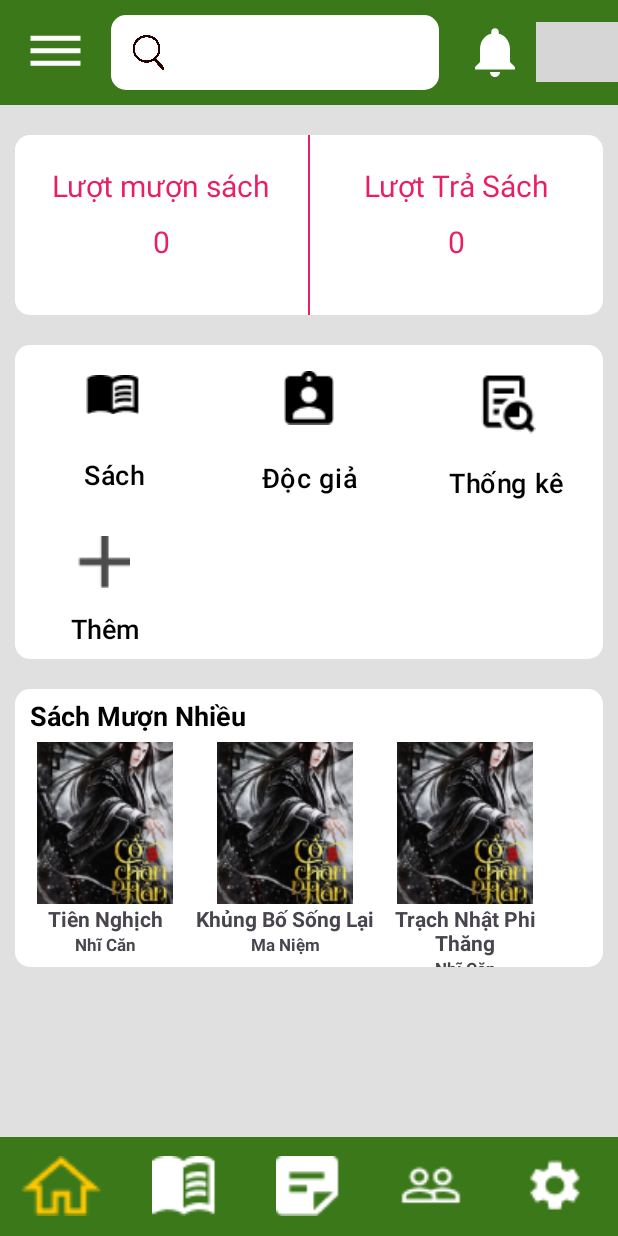
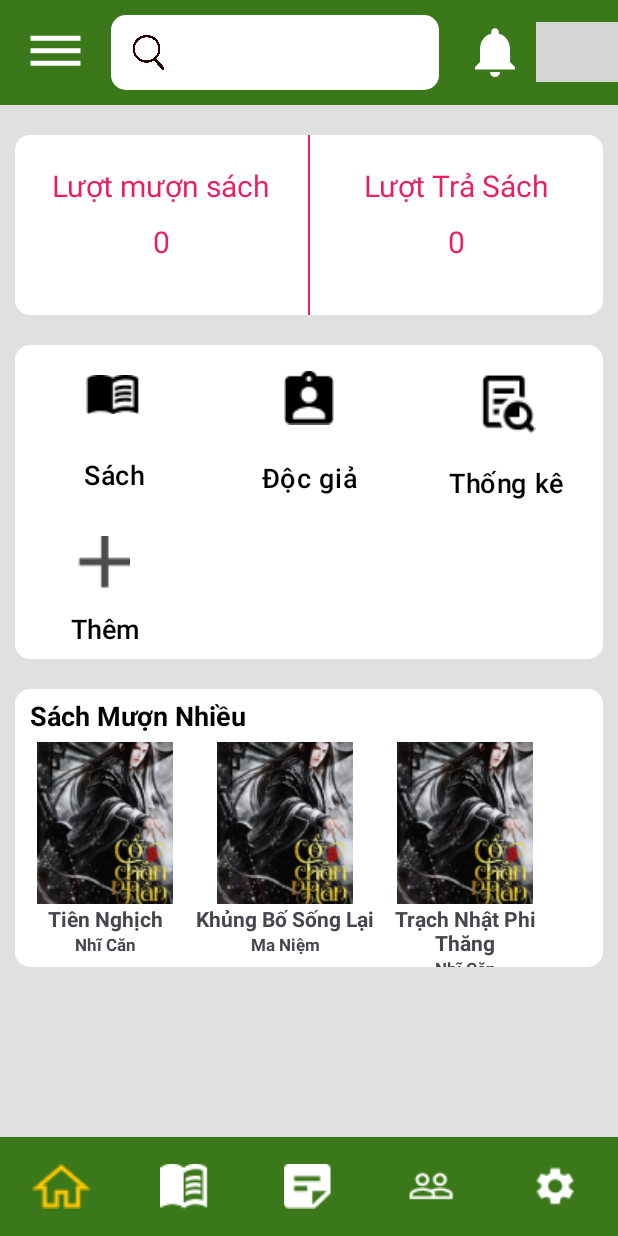
Before and after one commit to phongnh10/Du_An_Mau, an Android app: the screen it shows after launch (MainActivity), on a phone screen of 412 x 824 dp. Run offline under Robolectric (Android 15) with nearby library versions, the phone set to English and light mode, and no system bars; grey boxes are pictures that could not be loaded.

Commit message:
phat da push 9:43

```diff
--- a/app/build.gradle.kts
+++ b/app/build.gradle.kts
@@ -33,6 +33,7 @@ dependencies {
     implementation("androidx.appcompat:appcompat:1.6.1")
     implementation("com.google.android.material:material:1.12.0")
     implementation("androidx.constraintlayout:constraintlayout:2.1.4")
+    implementation("androidx.activity:activity:1.9.0")
     testImplementation("junit:junit:4.13.2")
     androidTestImplementation("androidx.test.ext:junit:1.1.5")
     androidTestImplementation("androidx.test.espresso:espresso-core:3.5.1")
--- a/app/src/main/AndroidManifest.xml
+++ b/app/src/main/AndroidManifest.xml
@@ -13,6 +13,9 @@
         android:theme="@style/Theme.Du_An_Mau"
         tools:targetApi="31">
         <activity
+            android:name=".BookActivity"
+            android:exported="false" />
+        <activity
             android:name=".ChangePasswordActivity"
             android:exported="false" />
         <activity
@@ -21,11 +24,9 @@
         <activity
             android:name=".StartActivity"
             android:exported="false" />
-
         <activity
             android:name=".MainActivity"
             android:exported="true">
-
             <intent-filter>
                 <action android:name="android.intent.action.MAIN" />
 
--- a/app/src/main/java/com/example/du_an_mau/dao/SachDAO.java
+++ b/app/src/main/java/com/example/du_an_mau/dao/SachDAO.java
@@ -21,7 +21,6 @@ public class SachDAO {
         SQLiteDatabase db = dbHelper.getReadableDatabase();
         Cursor cursor = db.rawQuery("SELECT idSach, tenSach, tacGia FROM Sach WHERE soluong < 100", null);
 
-
         if (cursor.getCount() > 0) {
             cursor.moveToFirst();
 
--- /dev/null
+++ b/app/src/main/res/drawable/baseline_arrow_back_ios_24.xml
@@ -0,0 +1,5 @@
+<vector xmlns:android="http://schemas.android.com/apk/res/android" android:autoMirrored="true" android:height="24dp" android:tint="#FFFFFF" android:viewportHeight="24" android:viewportWidth="24" android:width="24dp">
+
+    <path android:fillColor="@android:color/white" android:pathData="M11.67,3.87L9.9,2.1 0,12l9.9,9.9 1.77,-1.77L3.54,12z"/>
+
+</vector>
--- a/app/src/main/res/layout/activity_main.xml
+++ b/app/src/main/res/layout/activity_main.xml
@@ -244,31 +244,31 @@
         android:orientation="horizontal">
         <ImageView
             android:layout_width="0dp"
-            android:layout_height="40dp"
+            android:layout_height="30dp"
             android:layout_weight="1"
             android:layout_gravity="center"
             android:src="@mipmap/home" />
         <ImageView
             android:layout_width="0dp"
-            android:layout_height="40dp"
+            android:layout_height="30dp"
             android:layout_weight="1"
             android:layout_gravity="center"
             android:src="@mipmap/book" />
         <ImageView
             android:layout_width="0dp"
-            android:layout_height="40dp"
+            android:layout_height="30dp"
             android:layout_weight="1"
             android:layout_gravity="center"
             android:src="@mipmap/phieumuon" />
         <ImageView
             android:layout_width="0dp"
-            android:layout_height="40dp"
+            android:layout_height="30dp"
             android:layout_weight="1"
             android:layout_gravity="center"
             android:src="@mipmap/user" />
         <ImageView
             android:layout_width="0dp"
-            android:layout_height="40dp"
+            android:layout_height="30dp"
             android:layout_weight="1"
             android:layout_gravity="center"
             android:src="@mipmap/setting" />
```
Also changed, not shown: app/src/main/java/com/example/du_an_mau/BookActivity.java (added, +24 -0 lines), app/src/main/res/layout/activity_book.xml (added, +39 -0 lines).
